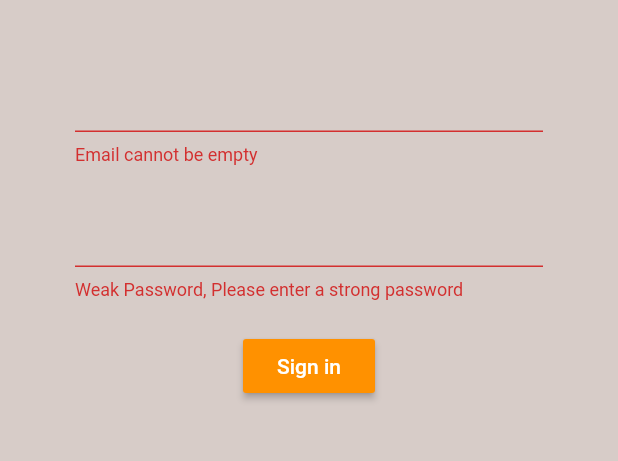
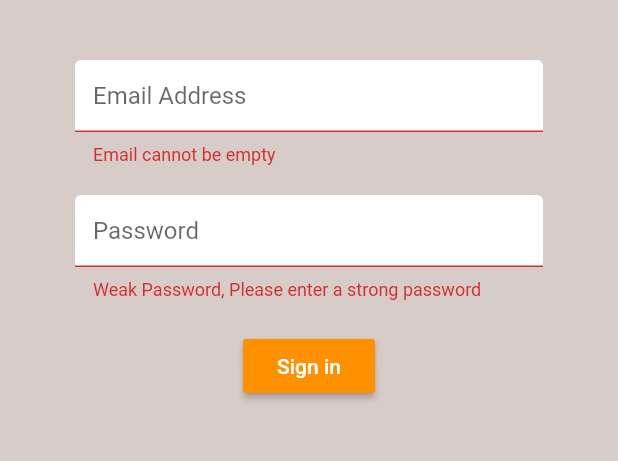
Before and after one commit to Dhaneja/Horizon-ProjectManagement, a Flutter app: the screen it shows after launch, after a tap on "Sign in", on a phone screen of 412 x 824 dp, the part 84-545 px from its top. Run offline on Flutter 3.47's test engine with Material 2 defaults, Android fonts, the phone set to English and light mode, and no system bars; our stand-ins replace firebase_auth, firebase_core; accounts and stored records are empty.

Commit message:
Added Styles to Form Design

```diff
--- /dev/null
+++ b/lib/shared/constants.dart
@@ -0,0 +1,12 @@
+import 'package:flutter/material.dart';
+
+const textInputStyle = InputDecoration(
+  fillColor: Colors.white,
+  filled: true,
+  enabledBorder: OutlineInputBorder(
+      borderSide: BorderSide(color: Colors.white, width: 2.0)
+  ),
+  focusedBorder: OutlineInputBorder(
+      borderSide: BorderSide(color: Colors.orange, width: 2.0)
+  ),
+);
--- a/lib/views/authenticate/register.dart
+++ b/lib/views/authenticate/register.dart
@@ -1,5 +1,6 @@
 import 'package:flutter/material.dart';
 import 'package:horizon/services/authservice.dart';
+import 'package:horizon/shared/constants.dart';
 
 class Register extends StatefulWidget {
 
@@ -47,6 +48,7 @@ class _RegisterState extends State<Register> {
             children: <Widget>[
               SizedBox(height: 20.0,),
               TextFormField(
+                decoration: textInputStyle.copyWith(hintText: 'Email Address'),
                 validator: (emailValue) => emailValue.isEmpty ? 'Email cannot be empty' : null,
                 onChanged: (emailValue){
                   setState(() => email = emailValue);
@@ -55,6 +57,7 @@ class _RegisterState extends State<Register> {
               ),
               SizedBox(height: 20.0),
               TextFormField(
+                decoration: textInputStyle.copyWith(hintText: 'Password'),
                 obscureText: true,
                 validator: (emailValue) => emailValue.length < 6 ? 'Weak Password, Please enter a strong password' : null,
                 onChanged: (passwordValue){
--- a/lib/views/authenticate/sign_in.dart
+++ b/lib/views/authenticate/sign_in.dart
@@ -1,5 +1,6 @@
 import 'package:flutter/material.dart';
 import 'package:horizon/services/authservice.dart';
+import 'package:horizon/shared/constants.dart';
 
 class SignIn extends StatefulWidget {
 
@@ -47,6 +48,7 @@ class _SignInState extends State<SignIn> {
             children: <Widget>[
               SizedBox(height: 20.0,),
               TextFormField(
+                decoration: textInputStyle.copyWith(hintText: 'Email Address'),
                 validator: (emailValue) => emailValue.isEmpty ? 'Email cannot be empty' : null,
                 onChanged: (emailValue){
                   setState(() => email = emailValue);
@@ -55,6 +57,7 @@ class _SignInState extends State<SignIn> {
               ),
               SizedBox(height: 20.0),
               TextFormField(
+                decoration: textInputStyle.copyWith(hintText: 'Password'),
                 obscureText: true,
                 validator: (emailValue) => emailValue.length < 6 ? 'Weak Password, Please enter a strong password' : null,
                 onChanged: (passwordValue){
```
